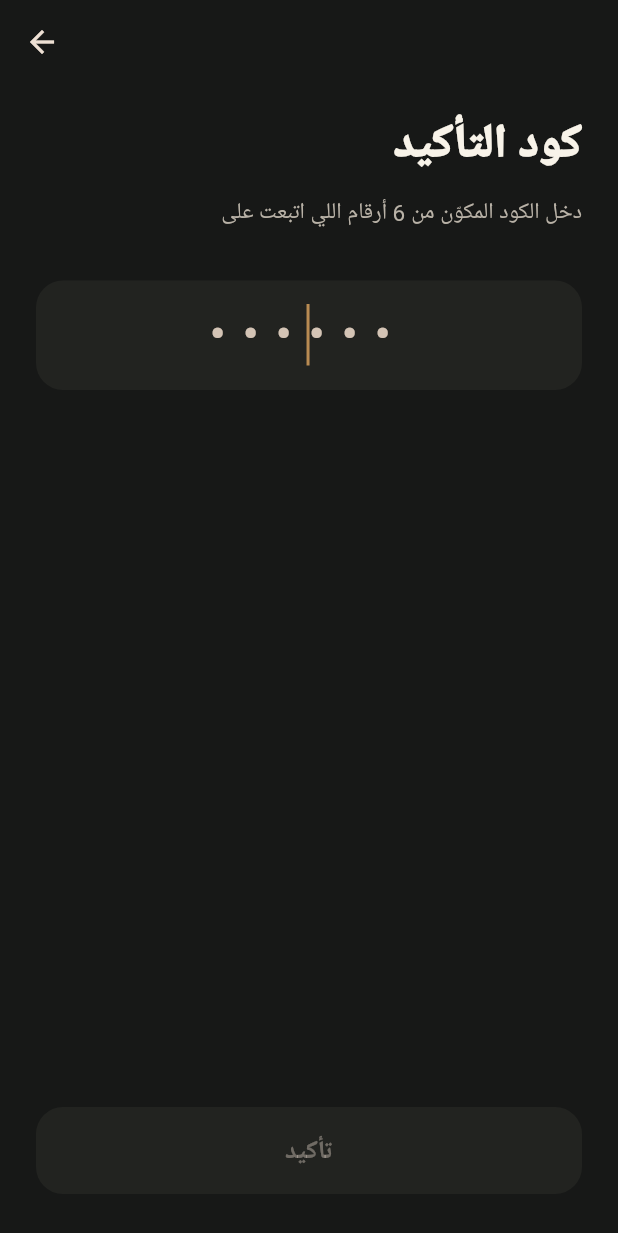
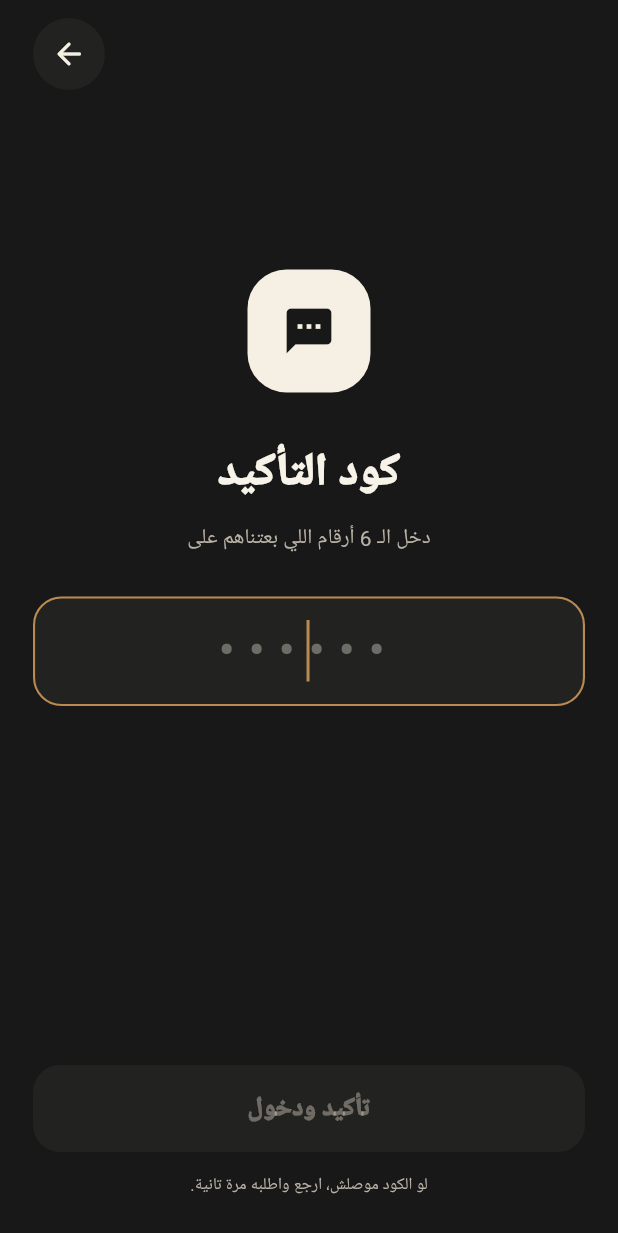
Before and after one commit to omargadelkareem/yalla-go, a Flutter app: the OtpPage screen opened directly with empty values, on a phone screen of 412 x 824 dp. Shown: the top 1233 px of the screen. Run offline on Flutter 3.47's test engine with Material 3 defaults, Android fonts, the phone set to English and light mode, and no system bars; our stand-ins replace firebase_auth, firebase_core, flutter_map, geolocator, google_fonts, latlong2; accounts and stored records are empty; generated files the repository leaves out were written again; Roboto replaces fonts that are missing (Cairo).

Commit message:
feat: connect rider phone login to Firebase Auth

```diff
--- a/lib/features/auth/presentation/pages/otp_page.dart
+++ b/lib/features/auth/presentation/pages/otp_page.dart
@@ -1,41 +1,221 @@
+import 'package:firebase_auth/firebase_auth.dart';
 import 'package:flutter/material.dart';
+
 import '../../../../core/routes/app_routes.dart';
 import '../../../../core/theme/app_colors.dart';
 
 class OtpPage extends StatefulWidget {
-  const OtpPage({super.key, required this.phone});
+  const OtpPage({
+    super.key,
+    required this.phone,
+    required this.verificationId,
+    this.resendToken,
+  });
+
   final String phone;
+  final String verificationId;
+  final int? resendToken;
+
   @override
   State<OtpPage> createState() => _OtpPageState();
 }
+
 class _OtpPageState extends State<OtpPage> {
-  final controller=TextEditingController();
+  final controller = TextEditingController();
+  bool loading = false;
+  String? error;
+
+  bool get complete => controller.text.trim().length == 6;
+
   @override
-  void dispose(){controller.dispose();super.dispose();}
+  void dispose() {
+    controller.dispose();
+    super.dispose();
+  }
+
+  Future<void> _verify() async {
+    if (!complete || loading) return;
+    FocusScope.of(context).unfocus();
+    setState(() {
+      loading = true;
+      error = null;
+    });
+
+    try {
+      final credential = PhoneAuthProvider.credential(
+        verificationId: widget.verificationId,
+        smsCode: controller.text.trim(),
+      );
+      await FirebaseAuth.instance.signInWithCredential(credential);
+      if (!mounted) return;
+      Navigator.pushNamedAndRemoveUntil(
+        context,
+        AppRoutes.home,
+        (_) => false,
+      );
+    } on FirebaseAuthException catch (e) {
+      if (!mounted) return;
+      setState(() {
+        loading = false;
+        error = e.code == 'invalid-verification-code'
+            ? 'الكود غير صحيح. راجعه وحاول مرة تانية.'
+            : e.code == 'session-expired'
+                ? 'انتهت صلاحية الكود. ارجع واطلب كود جديد.'
+                : 'تعذر تأكيد الكود حالياً. حاول مرة تانية.';
+      });
+    }
+  }
+
   @override
-  Widget build(BuildContext context){
-    final complete=controller.text.length==6;
+  Widget build(BuildContext context) {
     return Scaffold(
-      appBar:AppBar(backgroundColor:Colors.transparent),
-      body:SafeArea(child:Padding(padding:const EdgeInsets.fromLTRB(24,18,24,28),child:Column(
-        crossAxisAlignment:CrossAxisAlignment.stretch,children:[
-          const Text('كود التأكيد',textDirection:TextDirection.rtl,textAlign:TextAlign.right,
-            style:TextStyle(color:AppColors.textPrimary,fontSize:31,fontWeight:FontWeight.w900)),
-          const SizedBox(height:10),
-          Text('دخل الكود المكوّن من 6 أرقام اللي اتبعت على '+widget.phone,textDirection:TextDirection.rtl,textAlign:TextAlign.right,
-            style:const TextStyle(color:AppColors.textMuted,fontSize:15,height:1.5)),
-          const SizedBox(height:34),
-          TextField(controller:controller,keyboardType:TextInputType.number,autofocus:true,maxLength:6,textAlign:TextAlign.center,
-            onChanged:(_)=>setState((){}),style:const TextStyle(color:AppColors.textPrimary,fontSize:27,fontWeight:FontWeight.w800,letterSpacing:12),
-            decoration:InputDecoration(counterText:'',hintText:'••••••',filled:true,fillColor:AppColors.surface,
-              border:OutlineInputBorder(borderRadius:BorderRadius.circular(18),borderSide:BorderSide.none))),
-          const Spacer(),
-          SizedBox(height:58,child:FilledButton(
-            onPressed:complete?()=>Navigator.pushNamedAndRemoveUntil(context,AppRoutes.home,(_)=>false):null,
-            style:FilledButton.styleFrom(backgroundColor:AppColors.ivory,foregroundColor:AppColors.charcoal,
-              disabledBackgroundColor:AppColors.surface,shape:RoundedRectangleBorder(borderRadius:BorderRadius.circular(18))),
-            child:const Text('تأكيد',style:TextStyle(fontSize:17,fontWeight:FontWeight.w800))))
-        ])))
+      backgroundColor: AppColors.charcoal,
+      body: SafeArea(
+        child: Padding(
+          padding: const EdgeInsets.fromLTRB(22, 12, 22, 26),
+          child: Column(
+            crossAxisAlignment: CrossAxisAlignment.stretch,
+            children: [
+              Align(
+                alignment: Alignment.centerLeft,
+                child: Material(
+                  color: AppColors.surface,
+                  shape: const CircleBorder(),
+                  child: IconButton(
+                    onPressed: () => Navigator.pop(context),
+                    icon: const Icon(
+                      Icons.arrow_back_rounded,
+                      color: AppColors.ivory,
+                    ),
+                  ),
+                ),
+              ),
+              const Spacer(),
+              Center(
+                child: Container(
+                  width: 82,
+                  height: 82,
+                  decoration: BoxDecoration(
+                    color: AppColors.ivory,
+                    borderRadius: BorderRadius.circular(26),
+                  ),
+                  child: const Icon(
+                    Icons.sms_rounded,
+                    color: AppColors.charcoal,
+                    size: 36,
+                  ),
+                ),
+              ),
+              const SizedBox(height: 32),
+              const Text(
+                'كود التأكيد',
+                textDirection: TextDirection.rtl,
+                textAlign: TextAlign.center,
+                style: TextStyle(
+                  color: AppColors.textPrimary,
+                  fontSize: 30,
+                  fontWeight: FontWeight.w900,
+                ),
+              ),
+              const SizedBox(height: 9),
+              Text(
+                'دخل الـ 6 أرقام اللي بعتناهم على ${widget.phone}',
+                textDirection: TextDirection.rtl,
+                textAlign: TextAlign.center,
+                style: const TextStyle(
+                  color: AppColors.textMuted,
+                  fontSize: 14,
+                  height: 1.6,
+                ),
+              ),
+              const SizedBox(height: 28),
+              TextField(
+                controller: controller,
+                keyboardType: TextInputType.number,
+                autofocus: true,
+                maxLength: 6,
+                textAlign: TextAlign.center,
+                onChanged: (_) => setState(() => error = null),
+                style: const TextStyle(
+                  color: AppColors.textPrimary,
+                  fontSize: 27,
+                  fontWeight: FontWeight.w900,
+                  letterSpacing: 12,
+                ),
+                decoration: InputDecoration(
+                  counterText: '',
+                  hintText: '••••••',
+                  hintStyle: const TextStyle(
+                    color: Color(0xFF6D6D67),
+                    letterSpacing: 10,
+                  ),
+                  filled: true,
+                  fillColor: AppColors.surface,
+                  border: OutlineInputBorder(
+                    borderRadius: BorderRadius.circular(19),
+                    borderSide: BorderSide.none,
+                  ),
+                  focusedBorder: OutlineInputBorder(
+                    borderRadius: BorderRadius.circular(19),
+                    borderSide:
+                        const BorderSide(color: AppColors.bronze, width: 1.4),
+                  ),
+                ),
+              ),
+              if (error != null) ...[
+                const SizedBox(height: 12),
+                Text(
+                  error!,
+                  textDirection: TextDirection.rtl,
+                  textAlign: TextAlign.center,
+                  style: const TextStyle(
+                    color: Color(0xFFE6A79D),
+                    fontSize: 12,
+                  ),
+                ),
+              ],
+              const Spacer(flex: 2),
+              SizedBox(
+                height: 58,
+                child: FilledButton(
+                  onPressed: complete && !loading ? _verify : null,
+                  style: FilledButton.styleFrom(
+                    backgroundColor: AppColors.ivory,
+                    foregroundColor: AppColors.charcoal,
+                    disabledBackgroundColor: AppColors.surface,
+                    shape: RoundedRectangleBorder(
+                      borderRadius: BorderRadius.circular(18),
+                    ),
+                  ),
+                  child: loading
+                      ? const SizedBox(
+                          width: 23,
+                          height: 23,
+                          child: CircularProgressIndicator(
+                            strokeWidth: 2.5,
+                            color: AppColors.charcoal,
+                          ),
+                        )
+                      : const Text(
+                          'تأكيد ودخول',
+                          style: TextStyle(
+                            fontSize: 17,
+                            fontWeight: FontWeight.w900,
+                          ),
+                        ),
+                ),
+              ),
+              const SizedBox(height: 14),
+              const Text(
+                'لو الكود موصلش، ارجع واطلبه مرة تانية.',
+                textDirection: TextDirection.rtl,
+                textAlign: TextAlign.center,
+                style: TextStyle(color: AppColors.textMuted, fontSize: 11),
+              ),
+            ],
+          ),
+        ),
+      ),
     );
   }
 }
```
